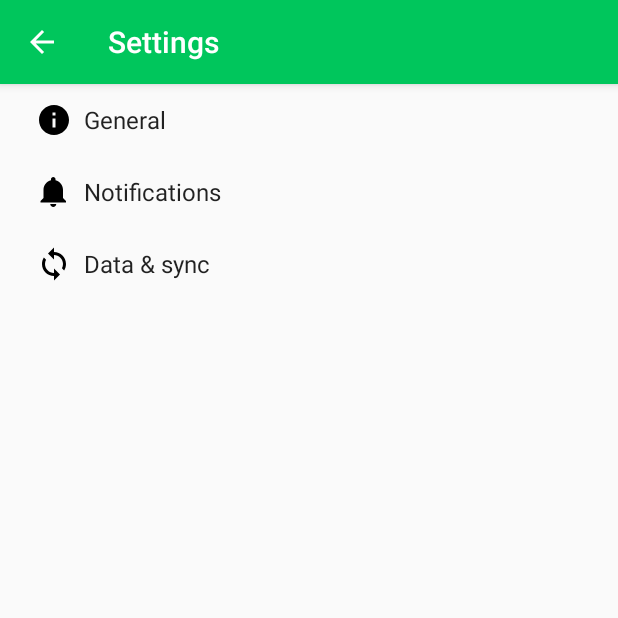
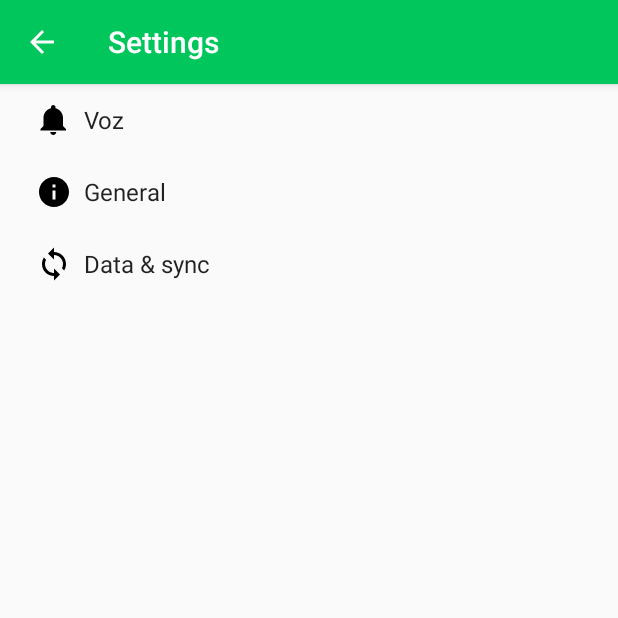
Before and after one commit to CEBracco/MEMORIABraccoCuevas, an Android app: the SettingsActivity screen opened directly, with no data from a screen before it, on a phone screen of 412 x 824 dp, the top half of it. Run offline under Robolectric (Android 15) with nearby library versions, the phone set to English and light mode, and no system bars.

Commit message:
Agrego preferencias de voz

```diff
--- a/app/src/main/res/values/strings.xml
+++ b/app/src/main/res/values/strings.xml
@@ -65,13 +65,8 @@
 
     <string name="pref_title_system_sync_settings">System sync settings</string>
 
-    <!-- Example settings for Notifications -->
-    <string name="pref_header_notifications">Notifications</string>
+    <!-- Sounds Settings -->
+    <string name="pref_header_notifications">Sonidos</string>
 
-    <string name="pref_title_new_message_notifications">New message notifications</string>
-
-    <string name="pref_title_ringtone">Ringtone</string>
-    <string name="pref_ringtone_silent">Silent</string>
-
-    <string name="pref_title_vibrate">Vibrate</string>
+    <string name="pref_voz">Voz</string>
 </resources>
--- a/app/src/main/res/values/styles.xml
+++ b/app/src/main/res/values/styles.xml
@@ -5,7 +5,7 @@
         <!-- Customize your theme here. -->
         <item name="colorPrimary">@color/colorPrimary</item>
         <item name="colorPrimaryDark">@color/colorPrimaryDark</item>
-        <item name="colorAccent">@color/colorAccent</item>
+        <item name="colorAccent">?attr/actionModeSplitBackground</item>
     </style>
 
     <style name="AppTheme.NoActionBar">
--- a/app/src/main/res/xml/pref_headers.xml
+++ b/app/src/main/res/xml/pref_headers.xml
@@ -1,6 +1,11 @@
 <preference-headers xmlns:android="http://schemas.android.com/apk/res/android">
 
     <!-- These settings headers are only used on tablets. -->
+
+    <header
+        android:fragment="ar.org.cedica.memoriabraccocuevas.SettingsActivity$VoicePreferenceFragment"
+        android:icon="@drawable/ic_notifications_black_24dp"
+        android:title="@string/pref_voz" />
 
     <header
         android:fragment="ar.org.cedica.memoriabraccocuevas.SettingsActivity$GeneralPreferenceFragment"
@@ -8,11 +13,6 @@
         android:title="@string/pref_header_general" />
 
     <header
-        android:fragment="ar.org.cedica.memoriabraccocuevas.SettingsActivity$NotificationPreferenceFragment"
-        android:icon="@drawable/ic_notifications_black_24dp"
-        android:title="@string/pref_header_notifications" />
-
-    <header
         android:fragment="ar.org.cedica.memoriabraccocuevas.SettingsActivity$DataSyncPreferenceFragment"
         android:icon="@drawable/ic_sync_black_24dp"
         android:title="@string/pref_header_data_sync" />
--- a/app/src/main/res/xml/pref_notification.xml
+++ /dev/null
@@ -1,27 +0,0 @@
-<PreferenceScreen xmlns:android="http://schemas.android.com/apk/res/android">
-
-    <!-- A 'parent' preference, which enables/disables child preferences (below)
-         when checked/unchecked. -->
-    <SwitchPreference
-        android:defaultValue="true"
-        android:key="notifications_new_message"
-        android:title="@string/pref_title_new_message_notifications" />
-
-    <!-- Allows the user to choose a ringtone in the 'notification' category. -->
-    <!-- NOTE: This preference will be enabled only when the checkbox above is checked. -->
-    <!-- NOTE: RingtonePreference's summary should be set to its value by the activity code. -->
-    <RingtonePreference
-        android:defaultValue="content://settings/system/notification_sound"
-        android:dependency="notifications_new_message"
-        android:key="notifications_new_message_ringtone"
-        android:ringtoneType="notification"
-        android:title="@string/pref_title_ringtone" />
-
-    <!-- NOTE: This preference will be enabled only when the checkbox above is checked. -->
-    <SwitchPreference
-        android:defaultValue="true"
-        android:dependency="notifications_new_message"
-        android:key="notifications_new_message_vibrate"
-        android:title="@string/pref_title_vibrate" />
-
-</PreferenceScreen>
--- /dev/null
+++ b/app/src/main/res/xml/pref_voice.xml
@@ -0,0 +1,17 @@
+<PreferenceScreen xmlns:tools="http://schemas.android.com/tools"
+    xmlns:android="http://schemas.android.com/apk/res/android">
+
+    <!-- A 'parent' preference, which enables/disables child preferences (below)
+         when checked/unchecked. -->
+    <SwitchPreference
+        android:defaultValue="true"
+        android:key="pref_voz"
+        android:title="@string/pref_voz" />
+
+    <!-- Allows the user to choose a ringtone in the 'notification' category. -->
+    <!-- NOTE: This preference will be enabled only when the checkbox above is checked. -->
+    <!-- NOTE: RingtonePreference's summary should be set to its value by the activity code. -->
+
+    <!-- NOTE: This preference will be enabled only when the checkbox above is checked. -->
+
+</PreferenceScreen>
```
Also changed, not shown: app/src/main/java/ar/org/cedica/memoriabraccocuevas/SettingsActivity.java (+3 -35 lines).
